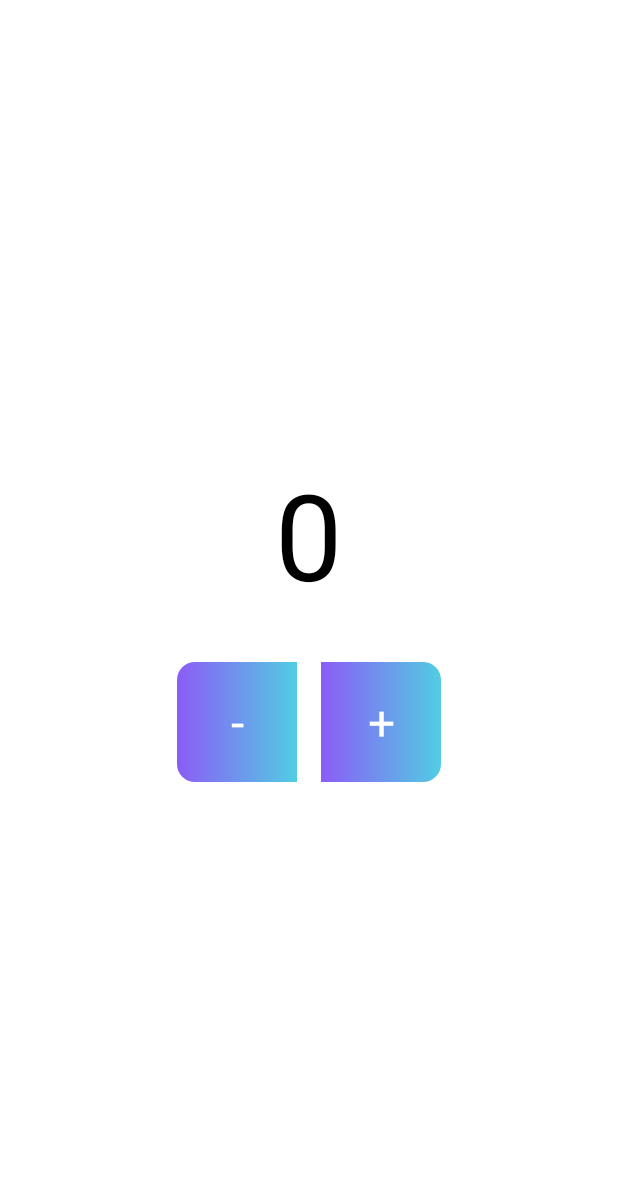
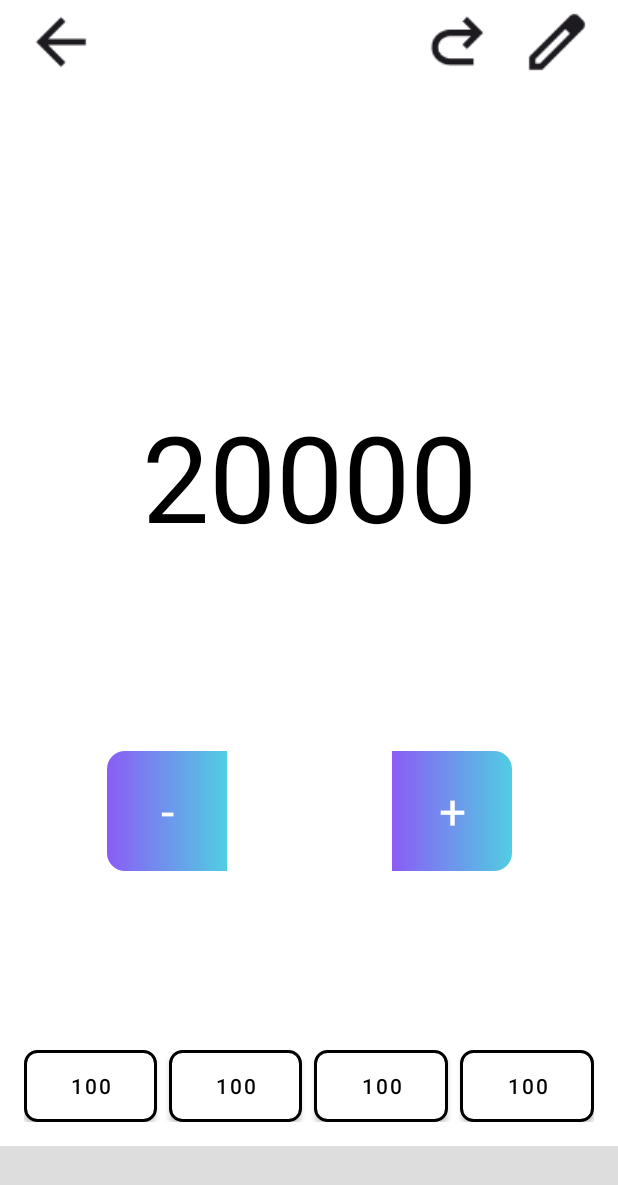
Before and after one commit to LibrumLego/Clicker, an Android app: the NumberZoomActivity screen opened directly, with no data from a screen before it, on a phone screen of 412 x 824 dp. Shown: the top 1185 px of the screen. Run offline under Robolectric (Android 15) with nearby library versions, the phone set to English and light mode, and no system bars; 1 statement that could not run was skipped.

Commit message:
뒤로가기 초기화 추가

```diff
--- a/app/src/main/java/com/clicker/NumberZoomActivity.kt
+++ b/app/src/main/java/com/clicker/NumberZoomActivity.kt
@@ -1,6 +1,7 @@
 package com.clicker
 
 import android.os.Bundle
+import android.widget.ImageButton
 import android.widget.TextView
 import androidx.appcompat.app.AppCompatActivity
 
@@ -13,15 +14,24 @@ class NumberZoomActivity : AppCompatActivity() {
         super.onCreate(savedInstanceState)
         setContentView(R.layout.activity_number_zoom)
 
+        // 뷰 초기화
         val zoomNumber = findViewById<TextView>(R.id.zoomNumber)
         val btnMinus = findViewById<TextView>(R.id.btnMinus)
         val btnPlus = findViewById<TextView>(R.id.btnPlus)
+        val btnBack = findViewById<ImageButton>(R.id.btnBack)
+        val btnReset = findViewById<ImageButton>(R.id.btnReset)
 
+        // intent에서 index 가져오기
         index = intent.getIntExtra("index", -1)
-        if (index == -1) finish()
+        if (index == -1) {
+            finish()
+            return
+        }
 
+        // ViewModel 초기화
         viewModel = (application as MyApplication).counterViewModel
 
+        // ViewModel 관찰
         viewModel.counters.observe(this) { list ->
             val item = list[index]
             zoomNumber.text = item.value.toString()
@@ -29,15 +39,30 @@ class NumberZoomActivity : AppCompatActivity() {
             btnPlus.setBackgroundResource(item.colorRes)
         }
 
+        // 숫자 감소
         btnMinus.setOnClickListener {
             val current = viewModel.counters.value?.get(index)?.value ?: 0
             if (current > 0) viewModel.updateValue(index, current - 1)
         }
+
+        // 숫자 증가
         btnPlus.setOnClickListener {
             val current = viewModel.counters.value?.get(index)?.value ?: 0
             viewModel.updateValue(index, current + 1)
         }
 
+        // 숫자 초기화
+        btnReset.setOnClickListener {
+            viewModel.updateValue(index, 0)
+        }
+
+        // 뒤로가기 버튼
+        btnBack.setOnClickListener {
+            finish()
+            overridePendingTransition(android.R.anim.slide_in_left, android.R.anim.slide_out_right)
+        }
+
+        // 숫자 클릭 시 종료 (fade 효과)
         zoomNumber.setOnClickListener {
             finish()
             overridePendingTransition(android.R.anim.fade_in, android.R.anim.fade_out)
--- /dev/null
+++ b/app/src/main/res/drawable/bg_custom_button_outline.xml
@@ -0,0 +1,11 @@
+<shape xmlns:android="http://schemas.android.com/apk/res/android"
+    android:shape="rectangle">
+
+    <solid android:color="#FFFFFF"/>
+
+    <stroke
+        android:width="2dp"
+        android:color="#000000"/>
+
+    <corners android:radius="8dp"/>
+</shape>
--- a/app/src/main/res/layout/activity_number_zoom.xml
+++ b/app/src/main/res/layout/activity_number_zoom.xml
@@ -1,48 +1,172 @@
 <?xml version="1.0" encoding="utf-8"?>
-<LinearLayout
+<androidx.constraintlayout.widget.ConstraintLayout
     xmlns:android="http://schemas.android.com/apk/res/android"
+    xmlns:app="http://schemas.android.com/apk/res-auto"
+    xmlns:tools="http://schemas.android.com/tools"
     android:layout_width="match_parent"
     android:layout_height="match_parent"
-    android:orientation="vertical"
-    android:gravity="center"
     android:background="#FFFFFF"
-    android:padding="32dp">
+    tools:context=".NumberZoomActivity">
+
+    <LinearLayout
+        android:id="@+id/top_icon_bar"
+        android:layout_width="0dp"
+        android:layout_height="?attr/actionBarSize"
+        android:orientation="horizontal"
+        android:paddingHorizontal="8dp"
+        android:gravity="center_vertical"
+        app:layout_constraintTop_toTopOf="parent"
+        app:layout_constraintStart_toStartOf="parent"
+        app:layout_constraintEnd_toEndOf="parent">
+
+        <ImageButton
+            android:id="@+id/btnBack"
+            android:layout_width="wrap_content"
+            android:layout_height="wrap_content"
+            android:background="@android:color/transparent"
+            android:padding="8dp"
+            android:src="@drawable/arrow_back"
+            android:contentDescription="뒤로가기" />
+
+        <View
+            android:layout_width="0dp"
+            android:layout_height="0dp"
+            android:layout_weight="1" />
+
+        <ImageButton
+            android:id="@+id/btnReset"
+            android:layout_width="wrap_content"
+            android:layout_height="wrap_content"
+            android:background="@android:color/transparent"
+            android:padding="8dp"
+            android:src="@drawable/redo"
+            android:contentDescription="숫자 초기화" />
+
+        <ImageButton
+            android:id="@+id/btnEdit"
+            android:layout_width="wrap_content"
+            android:layout_height="wrap_content"
+            android:background="@android:color/transparent"
+            android:padding="8dp"
+            android:src="@drawable/edit"
+            android:contentDescription="설정 팝업" />
+    </LinearLayout>
 
     <TextView
         android:id="@+id/zoomNumber"
         android:layout_width="wrap_content"
         android:layout_height="wrap_content"
-        android:text="0"
+        android:layout_marginBottom="130dp"
+        android:gravity="center"
+        android:text="20000"
+        android:textColor="#000000"
         android:textSize="80sp"
-        android:textColor="#000000"
-        android:gravity="center"
-        android:layout_marginBottom="32dp"/>
-
-    <LinearLayout
-        android:layout_width="wrap_content"
-        android:layout_height="wrap_content"
-        android:orientation="horizontal"
-        android:gravity="center">
+        app:layout_constraintBottom_toTopOf="@+id/btnMinus"
+        app:layout_constraintEnd_toEndOf="parent"
+        app:layout_constraintStart_toStartOf="parent"
+        app:layout_constraintTop_toBottomOf="@+id/top_icon_bar"
+        app:layout_constraintVertical_bias="0.700"
+        app:layout_constraintVertical_chainStyle="packed" />
 
     <TextView
         android:id="@+id/btnMinus"
         android:layout_width="80dp"
         android:layout_height="80dp"
+        android:layout_marginEnd="110dp"
+        android:layout_marginBottom="30dp"
+        android:background="@drawable/bg_button_gradient_left"
+        android:gravity="center"
         android:text="-"
         android:textColor="@android:color/white"
         android:textSize="32sp"
-            android:gravity="center"
-            android:background="@drawable/bg_button_gradient_left"/>
+        app:layout_constraintBottom_toTopOf="@id/bottom_custom_buttons"
+        app:layout_constraintEnd_toStartOf="@+id/btnPlus"
+        app:layout_constraintHorizontal_chainStyle="packed"
+        app:layout_constraintStart_toStartOf="parent"
+        app:layout_constraintTop_toBottomOf="@id/zoomNumber" />
 
     <TextView
         android:id="@+id/btnPlus"
         android:layout_width="80dp"
         android:layout_height="80dp"
+        android:background="@drawable/bg_button_gradient_right"
+        android:gravity="center"
         android:text="+"
         android:textColor="@android:color/white"
         android:textSize="32sp"
+        app:layout_constraintBottom_toBottomOf="@id/btnMinus"
+        app:layout_constraintEnd_toEndOf="parent"
+        app:layout_constraintStart_toEndOf="@+id/btnMinus"
+        app:layout_constraintTop_toTopOf="@id/btnMinus"
+        app:layout_constraintVertical_bias="0.0" />
+
+    <LinearLayout
+        android:id="@+id/bottom_custom_buttons"
+        android:layout_width="0dp"
+        android:layout_height="wrap_content"
+        android:orientation="horizontal"
         android:gravity="center"
-            android:layout_marginStart="16dp"
-            android:background="@drawable/bg_button_gradient_right"/>
+        android:paddingHorizontal="16dp"
+        android:layout_marginBottom="16dp"
+        app:layout_constraintBottom_toTopOf="@id/bottom_ad_bar"
+        app:layout_constraintStart_toStartOf="parent"
+        app:layout_constraintEnd_toEndOf="parent">
+
+        <com.google.android.material.button.MaterialButton
+            android:layout_width="0dp"
+            android:layout_height="wrap_content"
+            android:layout_weight="1"
+            android:text="100"
+            android:textSize="14sp"
+            android:textColor="#000000"
+            android:background="@drawable/bg_custom_button_outline"
+            app:backgroundTint="@null"
+            android:layout_marginEnd="8dp"
+            app:elevation="0dp" />
+
+        <com.google.android.material.button.MaterialButton
+            android:layout_width="0dp"
+            android:layout_height="wrap_content"
+            android:layout_weight="1"
+            android:text="100"
+            android:textSize="14sp"
+            android:textColor="#000000"
+            android:background="@drawable/bg_custom_button_outline"
+            app:backgroundTint="@null"
+            android:layout_marginEnd="8dp"
+            app:elevation="0dp" />
+
+        <com.google.android.material.button.MaterialButton
+            android:layout_width="0dp"
+            android:layout_height="wrap_content"
+            android:layout_weight="1"
+            android:text="100"
+            android:textSize="14sp"
+            android:textColor="#000000"
+            android:background="@drawable/bg_custom_button_outline"
+            app:backgroundTint="@null"
+            android:layout_marginEnd="8dp"
+            app:elevation="0dp" />
+
+        <com.google.android.material.button.MaterialButton
+            android:layout_width="0dp"
+            android:layout_height="wrap_content"
+            android:layout_weight="1"
+            android:text="100"
+            android:textSize="14sp"
+            android:textColor="#000000"
+            android:background="@drawable/bg_custom_button_outline"
+            app:backgroundTint="@null"
+            app:elevation="0dp" />
     </LinearLayout>
-</LinearLayout>
+
+    <View
+        android:id="@+id/bottom_ad_bar"
+        android:layout_width="0dp"
+        android:layout_height="60dp"
+        android:background="#DDDDDD"
+        app:layout_constraintBottom_toBottomOf="parent"
+        app:layout_constraintStart_toStartOf="parent"
+        app:layout_constraintEnd_toEndOf="parent" />
+
+</androidx.constraintlayout.widget.ConstraintLayout>
--- a/app/src/main/res/values/themes.xml
+++ b/app/src/main/res/values/themes.xml
@@ -1,20 +1,22 @@
 <resources xmlns:tools="http://schemas.android.com/tools">
-    <!-- Base application theme. -->
+    <!-- Base application theme -->
     <style name="Theme.Clicker" parent="Theme.MaterialComponents.DayNight.NoActionBar">
-        <!-- Primary brand color. -->
+        <!-- Primary brand color -->
         <item name="colorPrimary">@color/purple_500</item>
         <item name="colorPrimaryVariant">@color/purple_700</item>
         <item name="colorOnPrimary">@color/white</item>
-        <!-- Secondary brand color. -->
+
+        <!-- Secondary brand color -->
         <item name="colorSecondary">@color/teal_200</item>
         <item name="colorSecondaryVariant">@color/teal_700</item>
         <item name="colorOnSecondary">@color/black</item>
-        <!-- Status bar color. -->
+
+        <!-- Status bar color -->
         <item name="android:statusBarColor">?attr/colorPrimaryVariant</item>
     </style>
-        <!-- Customize your theme here. -->
 
-    <style name="SplashScreen." parent="Theme.AppCompat.NoActionBar">
+    <!-- Splash Screen theme -->
+    <style name="SplashScreen" parent="Theme.MaterialComponents.DayNight.NoActionBar">
         <item name="android:windowIsTranslucent">true</item>
         <item name="android:windowBackground">@drawable/splash_activity</item>
     </style>
```
Also changed, not shown: app/src/main/AndroidManifest.xml (+13 -7 lines), app/src/main/res/drawable/arrow_back.png (added), app/src/main/res/drawable/edit.png (added), app/src/main/res/drawable/redo.png (added). Lines whose indentation alone changed are shown as unchanged.
